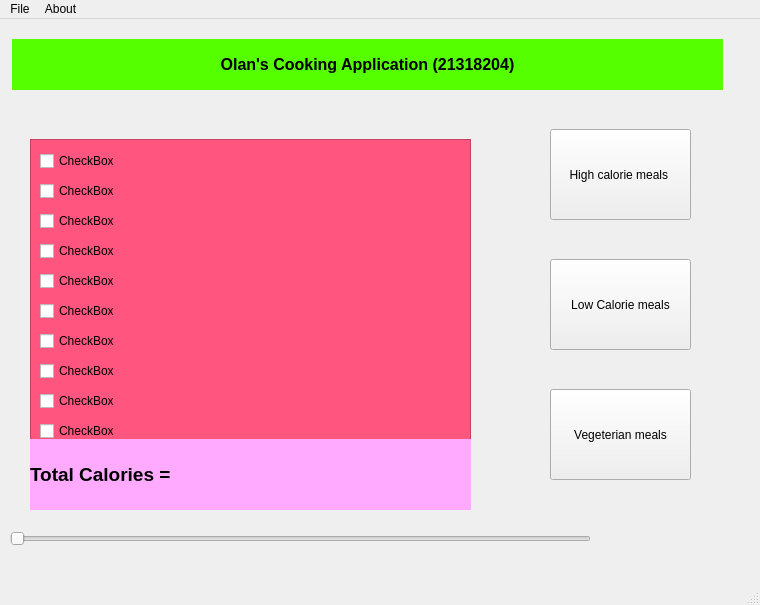
Before: the Qt Designer form RecipeApplication/mainwindow.ui in olanhealy/Cs4076-EventDrivenProgramming-Project, drawn with Qt 5.
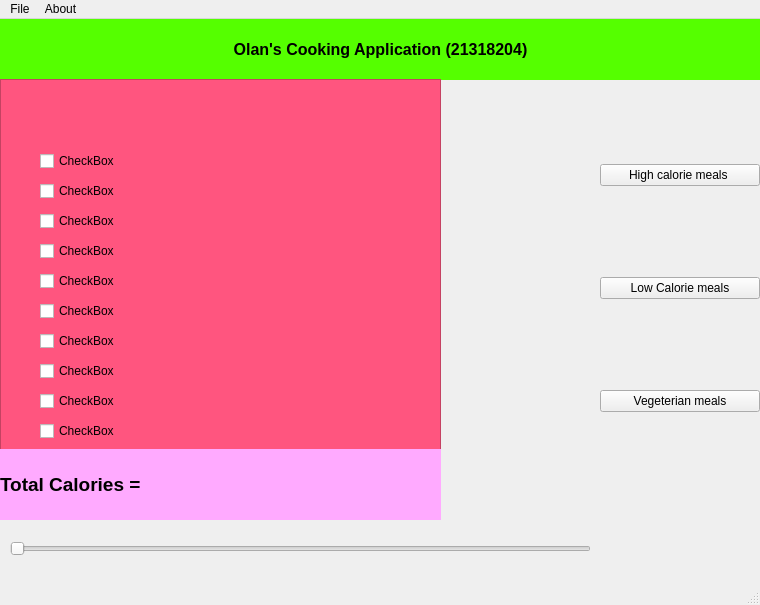
After: the same form once the commit is applied. Icons and pictures are not drawn.

Commit message: Added QBoxLayout so as the high cal, low cal and vegertarian options are vertically in proportion. Work done for today lot's of code to do tomor

```diff
--- a/RecipeApplication/mainwindow.ui
+++ b/RecipeApplication/mainwindow.ui
@@ -14,50 +14,11 @@
    <string>MainWindow</string>
   </property>
   <widget class="QWidget" name="centralwidget">
-   <widget class="QPushButton" name="pushButton_HighCal">
-    <property name="geometry">
-     <rect>
-      <x>550</x>
-      <y>110</y>
-      <width>141</width>
-      <height>91</height>
-     </rect>
-    </property>
-    <property name="text">
-     <string>High calorie meals </string>
-    </property>
-   </widget>
-   <widget class="QPushButton" name="pushButton_LowCal">
-    <property name="geometry">
-     <rect>
-      <x>550</x>
-      <y>240</y>
-      <width>141</width>
-      <height>91</height>
-     </rect>
-    </property>
-    <property name="text">
-     <string>Low Calorie meals</string>
-    </property>
-   </widget>
-   <widget class="QPushButton" name="pushButton_Vegetarian">
-    <property name="geometry">
-     <rect>
-      <x>550</x>
-      <y>370</y>
-      <width>141</width>
-      <height>91</height>
-     </rect>
-    </property>
-    <property name="text">
-     <string>Vegeterian meals</string>
-    </property>
-   </widget>
    <widget class="QSlider" name="timeSlider">
     <property name="geometry">
      <rect>
       <x>10</x>
-      <y>510</y>
+      <y>520</y>
       <width>581</width>
       <height>20</height>
      </rect>
@@ -69,8 +30,8 @@
    <widget class="QLabel" name="timeTracker">
     <property name="geometry">
      <rect>
-      <x>620</x>
-      <y>510</y>
+      <x>630</x>
+      <y>520</y>
       <width>63</width>
       <height>20</height>
      </rect>
@@ -82,10 +43,10 @@
    <widget class="QLabel" name="mainHeading">
     <property name="geometry">
      <rect>
-      <x>12</x>
-      <y>20</y>
-      <width>711</width>
-      <height>51</height>
+      <x>0</x>
+      <y>0</y>
+      <width>761</width>
+      <height>61</height>
      </rect>
     </property>
     <property name="styleSheet">
@@ -99,8 +60,8 @@
    <widget class="QTextBrowser" name="textBrowser">
     <property name="geometry">
      <rect>
-      <x>30</x>
-      <y>120</y>
+      <x>0</x>
+      <y>60</y>
       <width>441</width>
       <height>371</height>
      </rect>
@@ -252,8 +213,8 @@
    <widget class="QLabel" name="totalCalories">
     <property name="geometry">
      <rect>
-      <x>30</x>
-      <y>420</y>
+      <x>0</x>
+      <y>430</y>
       <width>441</width>
       <height>71</height>
      </rect>
@@ -266,6 +227,39 @@
      <string>&lt;html&gt;&lt;head/&gt;&lt;body&gt;&lt;p&gt;&lt;span style=&quot; font-size:14pt; font-weight:900;&quot;&gt;Total Calories = &lt;/span&gt;&lt;/p&gt;&lt;/body&gt;&lt;/html&gt;</string>
     </property>
    </widget>
+   <widget class="QWidget" name="verticalLayoutWidget">
+    <property name="geometry">
+     <rect>
+      <x>600</x>
+      <y>60</y>
+      <width>160</width>
+      <height>421</height>
+     </rect>
+    </property>
+    <layout class="QVBoxLayout" name="verticalLayout">
+     <item>
+      <widget class="QPushButton" name="pushButton_HighCal">
+       <property name="text">
+        <string>High calorie meals </string>
+       </property>
+      </widget>
+     </item>
+     <item>
+      <widget class="QPushButton" name="pushButton_LowCal">
+       <property name="text">
+        <string>Low Calorie meals</string>
+       </property>
+      </widget>
+     </item>
+     <item>
+      <widget class="QPushButton" name="pushButton_Vegetarian">
+       <property name="text">
+        <string>Vegeterian meals</string>
+       </property>
+      </widget>
+     </item>
+    </layout>
+   </widget>
   </widget>
   <widget class="QMenuBar" name="menubar">
    <property name="geometry">
```
The commit also changes 4 other files.
